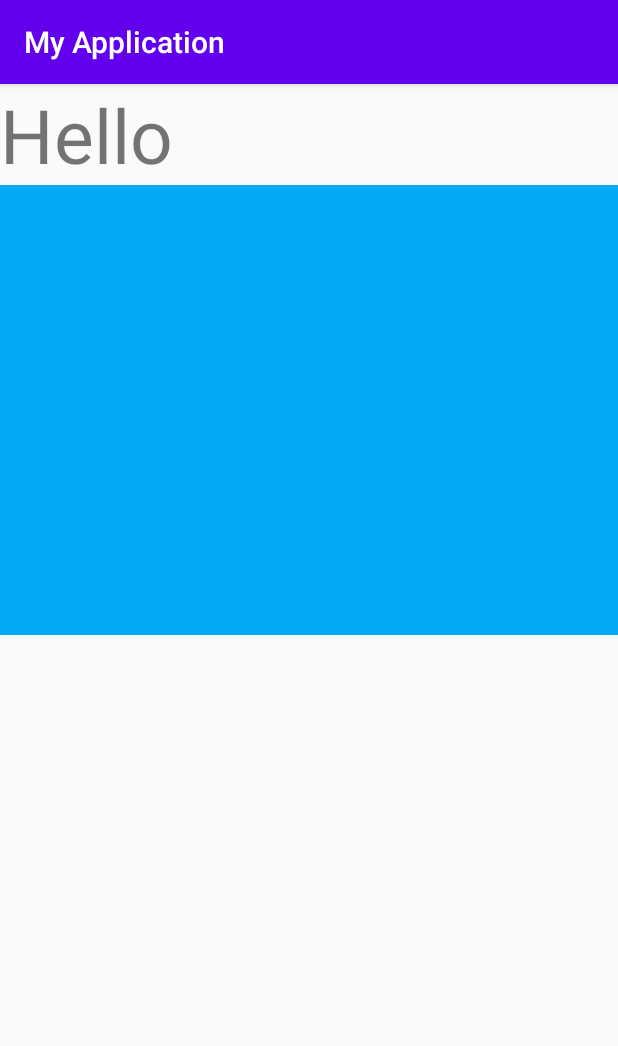
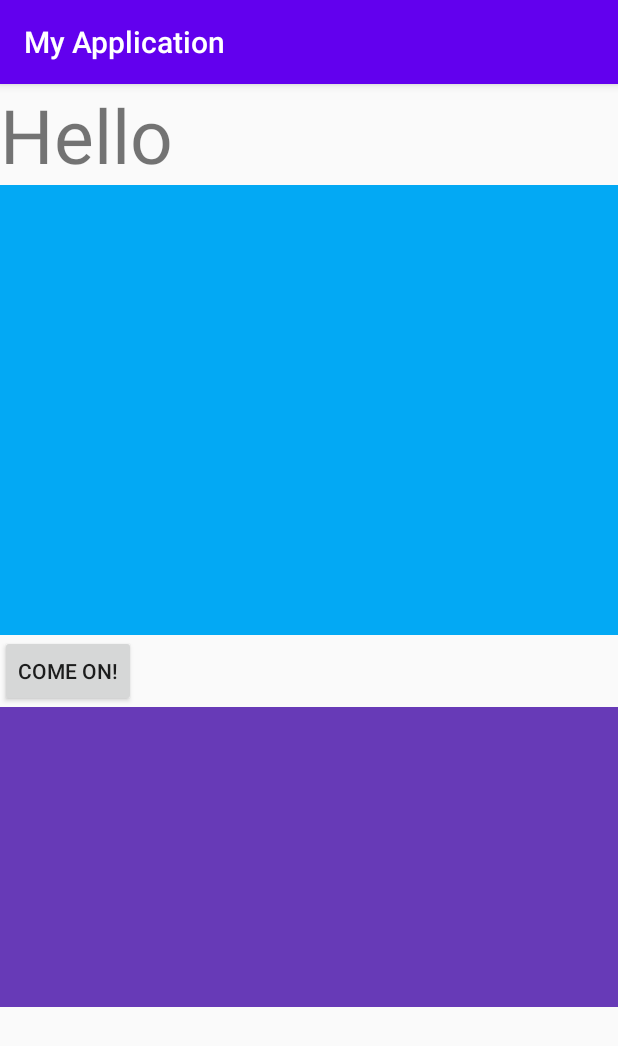
Before and after one commit to junmin-Chang/kotlinPractice, an Android app: the screen it shows after launch (FragmentActivity), on a phone screen of 412 x 824 dp. Shown: the top 1046 px of the screen. Run offline under Robolectric (Android 15) with nearby library versions, the phone set to English and light mode, and no system bars.

Commit message:
fragment_2

```diff
--- a/app/src/main/res/layout/activity_fragment.xml
+++ b/app/src/main/res/layout/activity_fragment.xml
@@ -22,4 +22,17 @@
        android:layout_width="match_parent"
        android:layout_height="300dp"/>
 
+    <Button
+        android:id="@+id/Button"
+        android:layout_width="wrap_content"
+        android:layout_height="wrap_content"
+        android:text="come on!"/>
+
+    <LinearLayout
+        android:layout_width="match_parent"
+        android:layout_height="200dp"
+        android:orientation="vertical"
+        android:background="#673AB7"
+        android:id="@+id/container"/>
+
 </LinearLayout>
```
Also changed, not shown: app/src/main/java/com/example/myapplication/FragmentActivity.kt (+20 -0 lines), 1 other file.
